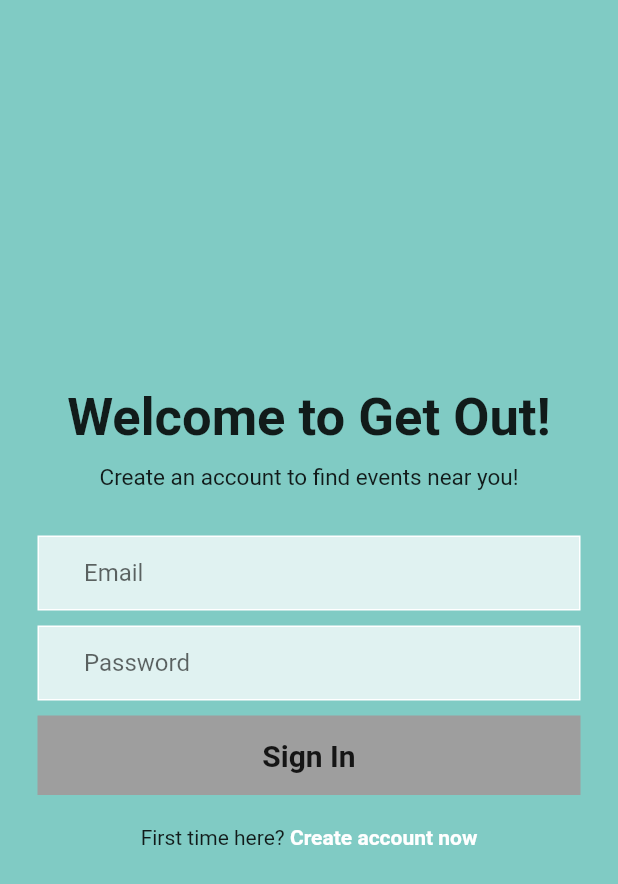
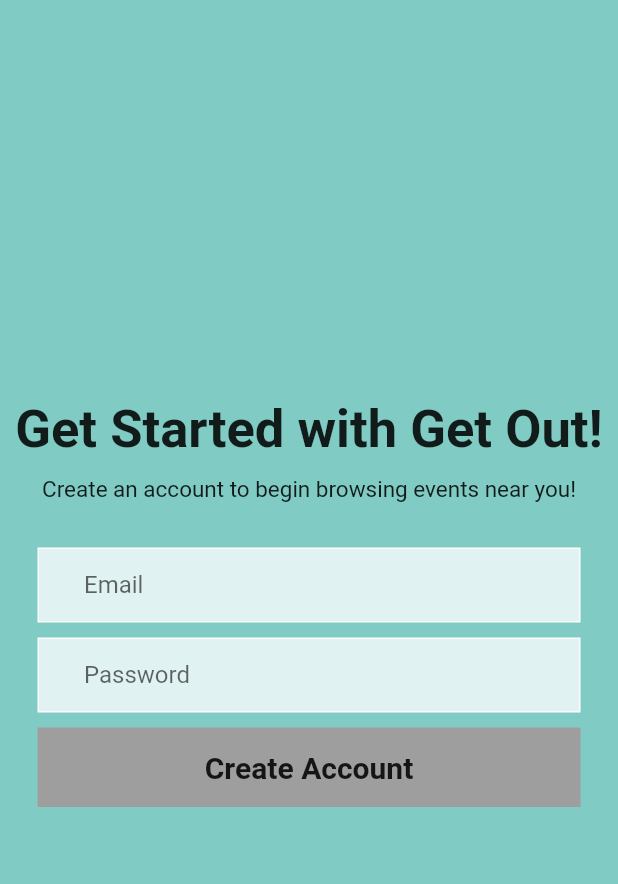
Before and after one commit to sergiovasquez122/491b, a Flutter app: the CreateAccountView screen opened directly, on a phone screen of 412 x 824 dp. Shown: the top 884 px of the screen. Run offline on Flutter 3.47's test engine with Material 2 defaults, Android fonts, the phone set to English and light mode, and no system bars; our stand-ins replace firebase_auth; accounts and stored records are empty.

Commit message:
Updated create_account_view.dart
Updated title and subtitle for Create Account UI. Also, removed "Frist time, register now" UI which is not necessary for Create Account UI.

```diff
--- a/getoutapp/lib/main.dart
+++ b/getoutapp/lib/main.dart
@@ -1,5 +1,6 @@
 import 'package:flutter/material.dart';
 import 'package:getoutapp/ui/login/login_view.dart';
+import 'package:getoutapp/ui/createaccount/create_account_view.dart';
 
 void main() {
   runApp(const MyApp());
@@ -13,10 +14,9 @@ class MyApp extends StatelessWidget {
     return MaterialApp(
       title: 'Flutter Demo',
       theme: ThemeData(
-
         primarySwatch: Colors.blue,
       ),
-      home: const LoginView(),
+      home: const LoginView(), //CreateAccountView(),
     );
   }
 }
--- a/getoutapp/lib/ui/createaccount/create_account_view.dart
+++ b/getoutapp/lib/ui/createaccount/create_account_view.dart
@@ -1,6 +1,3 @@
-//Currently an exact copy of login_view.dart
-//minor name changes to reflect create account and not login UI
-
 import 'package:flutter/material.dart';
 import 'package:firebase_auth/firebase_auth.dart'; // new
 
@@ -22,11 +19,11 @@ class _CreateAccountView extends State<CreateAccountView> {
               mainAxisAlignment: MainAxisAlignment.center,
               children: [
                 // title of our app
-                Text('Welcome to Get Out!',
+                Text('Get Started with Get Out!',
                     style:
                         TextStyle(fontWeight: FontWeight.bold, fontSize: 35)),
                 SizedBox(height: 10), // for space inbetween
-                Text('Create an account to find events near you!',
+                Text('Create an account to begin browsing events near you!',
                     style: TextStyle(fontSize: 15)),
                 SizedBox(height: 30),
                 // email text field
@@ -45,7 +42,7 @@ class _CreateAccountView extends State<CreateAccountView> {
                   ),
                 ),
                 SizedBox(height: 10),
-                // password text feild
+                // password text field
                 Padding(
                   padding: const EdgeInsets.symmetric(horizontal: 25.0),
                   child: Container(
@@ -72,24 +69,25 @@ class _CreateAccountView extends State<CreateAccountView> {
                           color: Colors
                               .grey), // if we want we can curve the borders within the decoration
                       child: Center(
-                          child: Text('Sign In',
+                          child: Text('Create Account',
                               style: TextStyle(
                                   fontWeight: FontWeight.bold, fontSize: 20))),
                     )),
                 SizedBox(height: 20),
 
+                // Not necessary for Create Account Page
                 // First time? Register Now
-                Row(
-                  mainAxisAlignment: MainAxisAlignment.center,
-                  children: [
-                    Text('First time here?'),
-                    Text(' Create account now',
-                        style: TextStyle(
-                          color: Colors.white,
-                          fontWeight: FontWeight.bold,
-                        ))
-                  ],
-                )
+                // Row(
+                //   mainAxisAlignment: MainAxisAlignment.center,
+                //   children: [
+                //     Text('First time here?'),
+                //     Text(' Create account now',
+                //         style: TextStyle(
+                //           color: Colors.white,
+                //           fontWeight: FontWeight.bold,
+                //         ))
+                //   ],
+                // )
               ],
             ),
           ),
```
